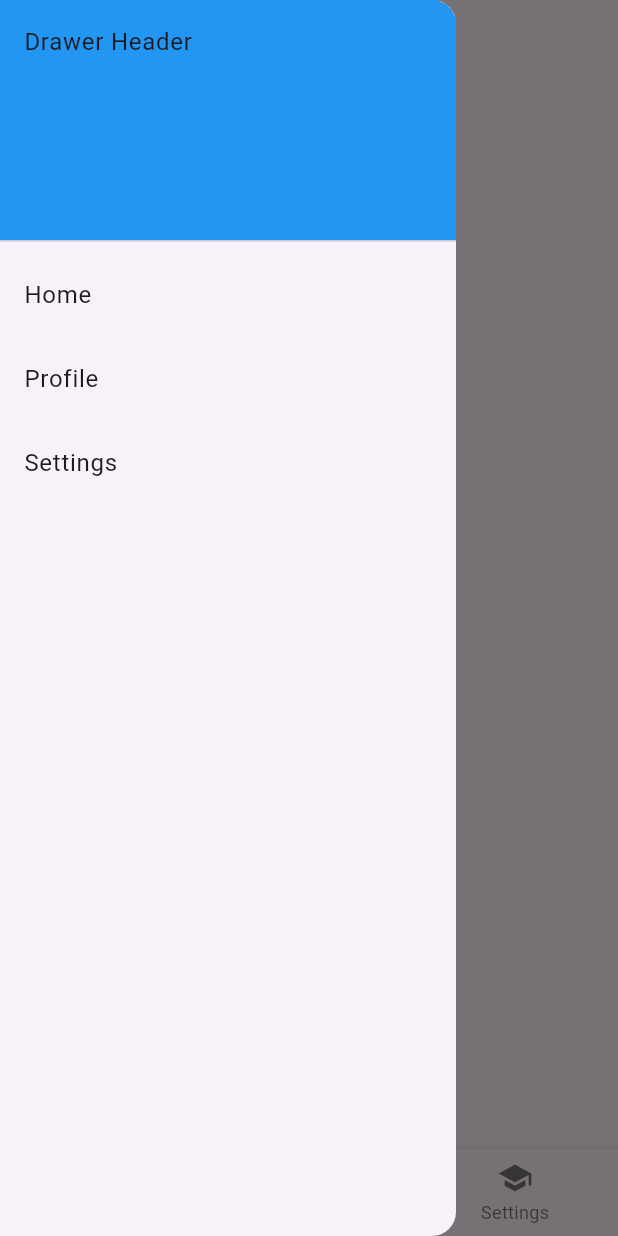
After one commit to Dewanik/tG, a Flutter app: the UserPage screen opened directly, with the side drawer open, on a phone screen of 412 x 824 dp. The commit adds this screen. Run offline on Flutter 3.47's test engine with Material 3 defaults, Android fonts, the light colour scheme and no system bars; our stand-ins replace google_fonts; network calls fail.

Commit message:
login and user pages added

```diff
--- /dev/null
+++ b/t_guide/lib/loggedIn/userPage.dart
@@ -0,0 +1,103 @@
+import 'package:flutter/material.dart';
+
+class UserData {
+  String name;
+  String email;
+
+  UserData({required this.name, required this.email});
+}
+
+class UserPage extends StatefulWidget {
+  @override
+  _UserPageState createState() => _UserPageState();
+}
+
+class _UserPageState extends State<UserPage> {
+  int _selectedIndex = 0;
+  final GlobalKey<FormState> _formKey = GlobalKey<FormState>();
+  UserData _userData = UserData(name: 'John Doe', email: 'john.doe@example.com');
+
+  static const List<Widget> _widgetOptions = <Widget>[
+    Text('Home Page', style: TextStyle(fontSize: 35, fontWeight: FontWeight.bold)),
+    Text('Profile Page', style: TextStyle(fontSize: 35, fontWeight: FontWeight.bold)),
+    Text('Settings Page', style: TextStyle(fontSize: 35, fontWeight: FontWeight.bold)),
+  ];
+
+  void _onItemTapped(int index) {
+    setState(() {
+      _selectedIndex = index;
+    });
+  }
+
+  @override
+  Widget build(BuildContext context) {
+    return Scaffold(
+      appBar: AppBar(
+        title: Text('User Profile'),
+      ),
+      drawer: Drawer(
+        // Add a ListView to the drawer. This ensures the user can scroll
+        // through the options in the drawer if there isn't enough vertical
+        // space to fit everything.
+        child: ListView(
+          padding: EdgeInsets.zero,
+          children: [
+            const DrawerHeader(
+              decoration: BoxDecoration(
+                color: Colors.blue,
+              ),
+              child: Text('Drawer Header'),
+            ),
+            ListTile(
+              title: const Text('Home'),
+              onTap: () {
+                // Update the state of the app
+                // ...
+                // Then close the drawer
+                Navigator.pop(context);
+              },
+            ),
+            ListTile(
+              title: const Text('Profile'),
+              onTap: () {
+                // Update the state of the app
+                // ...
+                Navigator.pop(context);
+              },
+            ),
+            ListTile(
+              title: const Text('Settings'),
+              onTap: () {
+                // Update the state of the app
+                // ...
+                Navigator.pop(context);
+              },
+            ),
+          ],
+        ),
+      ),
+      body: Center(
+        child: _widgetOptions.elementAt(_selectedIndex),
+      ),
+      bottomNavigationBar: BottomNavigationBar(
+        items: const <BottomNavigationBarItem>[
+          BottomNavigationBarItem(
+            icon: Icon(Icons.home),
+            label: 'Home',
+          ),
+          BottomNavigationBarItem(
+            icon: Icon(Icons.business),
+            label: 'Profile',
+          ),
+          BottomNavigationBarItem(
+            icon: Icon(Icons.school),
+            label: 'Settings',
+          ),
+        ],
+        currentIndex: _selectedIndex,
+        selectedItemColor: Colors.amber[800],
+        onTap: _onItemTapped,
+      ),
+    );
+  }
+}
```
Also changed, not shown: t_guide/lib/home/LoginPage.dart (added, +79 -0 lines), t_guide/lib/home/home_banner.dart (+11 -3 lines).
